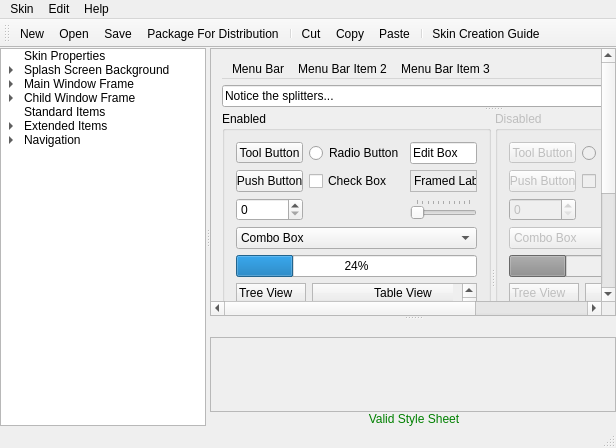
Above: trunk/QuazaaSkinTool/mainwindow.ui from c3c/quazaa before the change. Below: the same form after it.
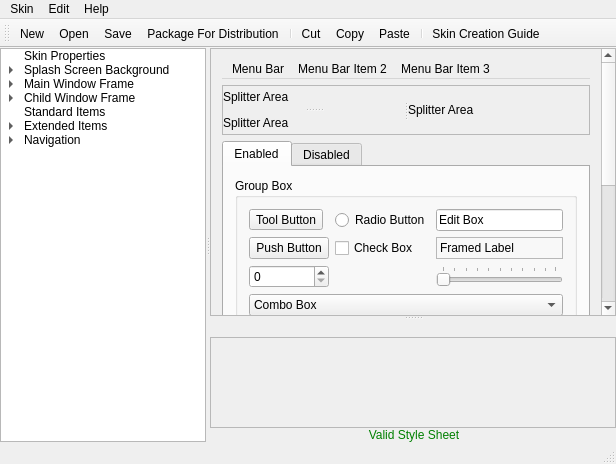
That is the form after the change. The open tabs and pages were chosen to show the change. Icons and pictures are not drawn. Custom widgets are drawn as their Qt base class.

```diff
--- a/trunk/QuazaaSkinTool/mainwindow.ui
+++ b/trunk/QuazaaSkinTool/mainwindow.ui
@@ -7,7 +7,7 @@
     <x>0</x>
     <y>0</y>
     <width>616</width>
-    <height>436</height>
+    <height>464</height>
    </rect>
   </property>
   <property name="windowTitle">
@@ -580,7 +580,7 @@
          </sizepolicy>
         </property>
         <property name="currentIndex">
-         <number>5</number>
+         <number>3</number>
         </property>
         <widget class="QWidget" name="pageSkinProperties">
          <layout class="QGridLayout" name="gridLayout_38">
@@ -698,7 +698,7 @@
                <x>0</x>
                <y>0</y>
                <width>625</width>
-               <height>223</height>
+               <height>218</height>
               </rect>
              </property>
              <layout class="QGridLayout" name="gridLayout_28">
@@ -1547,8 +1547,8 @@
               <rect>
                <x>0</x>
                <y>0</y>
-               <width>561</width>
-               <height>399</height>
+               <width>442</width>
+               <height>475</height>
               </rect>
              </property>
              <layout class="QGridLayout" name="gridLayout_29">
@@ -1583,44 +1583,38 @@
                 <addaction name="menuMenu_Bar_Item_3"/>
                </widget>
               </item>
-              <item row="1" column="0">
-               <widget class="QSplitter" name="splitter_4">
-                <property name="orientation">
-                 <enum>Qt::Vertical</enum>
+              <item row="2" column="0">
+               <widget class="QTabWidget" name="tabWidget">
+                <property name="currentIndex">
+                 <number>0</number>
                 </property>
-                <widget class="QLineEdit" name="lineEdit_3">
-                 <property name="text">
-                  <string>Notice the splitters...</string>
-                 </property>
-                 <property name="readOnly">
-                  <bool>true</bool>
-                 </property>
-                </widget>
-                <widget class="QSplitter" name="splitter_3">
-                 <property name="orientation">
-                  <enum>Qt::Horizontal</enum>
-                 </property>
-                 <widget class="QGroupBox" name="groupBoxStandardEnabled">
-                  <property name="sizePolicy">
-                   <sizepolicy hsizetype="Expanding" vsizetype="Preferred">
-                    <horstretch>0</horstretch>
-                    <verstretch>0</verstretch>
-                   </sizepolicy>
-                  </property>
-                  <property name="minimumSize">
-                   <size>
-                    <width>269</width>
-                    <height>0</height>
-                   </size>
-                  </property>
-                  <property name="maximumSize">
-                   <size>
-                    <width>16777215</width>
-                    <height>16777215</height>
-                   </size>
-                  </property>
-                  <property name="title">
+                <widget class="QWidget" name="tab_3">
+                 <attribute name="title">
                    <string>Enabled</string>
+                 </attribute>
+                 <layout class="QGridLayout" name="gridLayout_44">
+                  <item row="0" column="0">
+                   <widget class="QGroupBox" name="groupBoxStandardEnabled">
+                    <property name="sizePolicy">
+                     <sizepolicy hsizetype="Expanding" vsizetype="Preferred">
+                      <horstretch>0</horstretch>
+                      <verstretch>0</verstretch>
+                     </sizepolicy>
+                    </property>
+                    <property name="minimumSize">
+                     <size>
+                      <width>269</width>
+                      <height>0</height>
+                     </size>
+                    </property>
+                    <property name="maximumSize">
+                     <size>
+                      <width>16777215</width>
+                      <height>16777215</height>
+                     </size>
+                    </property>
+                    <property name="title">
+                     <string>Group Box</string>
                   </property>
                   <layout class="QGridLayout" name="gridLayout_13">
                    <item row="0" column="0">
@@ -1807,30 +1801,39 @@
                    </item>
                   </layout>
                  </widget>
-                 <widget class="QGroupBox" name="groupBoxStandardDisabled">
-                  <property name="enabled">
-                   <bool>false</bool>
-                  </property>
-                  <property name="sizePolicy">
-                   <sizepolicy hsizetype="Expanding" vsizetype="Preferred">
-                    <horstretch>0</horstretch>
-                    <verstretch>0</verstretch>
-                   </sizepolicy>
-                  </property>
-                  <property name="minimumSize">
-                   <size>
-                    <width>269</width>
-                    <height>0</height>
-                   </size>
-                  </property>
-                  <property name="maximumSize">
-                   <size>
-                    <width>16777215</width>
-                    <height>16777215</height>
-                   </size>
-                  </property>
-                  <property name="title">
+                  </item>
+                 </layout>
+                </widget>
+                <widget class="QWidget" name="tab_4">
+                 <attribute name="title">
                    <string>Disabled</string>
+                 </attribute>
+                 <layout class="QGridLayout" name="gridLayout_43">
+                  <item row="0" column="0">
+                   <widget class="QGroupBox" name="groupBoxStandardDisabled">
+                    <property name="enabled">
+                     <bool>false</bool>
+                    </property>
+                    <property name="sizePolicy">
+                     <sizepolicy hsizetype="Expanding" vsizetype="Preferred">
+                      <horstretch>0</horstretch>
+                      <verstretch>0</verstretch>
+                     </sizepolicy>
+                    </property>
+                    <property name="minimumSize">
+                     <size>
+                      <width>269</width>
+                      <height>0</height>
+                     </size>
+                    </property>
+                    <property name="maximumSize">
+                     <size>
+                      <width>16777215</width>
+                      <height>16777215</height>
+                     </size>
+                    </property>
+                    <property name="title">
+                     <string>Group Box</string>
                   </property>
                   <layout class="QGridLayout" name="gridLayout_14">
                    <item row="0" column="0">
@@ -2051,12 +2054,146 @@
                    </item>
                   </layout>
                  </widget>
+                  </item>
+                 </layout>
                 </widget>
                </widget>
               </item>
-              <item row="2" column="0">
+              <item row="3" column="0">
                <widget class="QStatusBar" name="statusBarPreview"/>
               </item>
+              <item row="1" column="0">
+               <widget class="QFrame" name="frame">
+                <property name="sizePolicy">
+                 <sizepolicy hsizetype="Expanding" vsizetype="Expanding">
+                  <horstretch>0</horstretch>
+                  <verstretch>0</verstretch>
+                 </sizepolicy>
+                </property>
+                <property name="minimumSize">
+                 <size>
+                  <width>0</width>
+                  <height>50</height>
+                 </size>
+                </property>
+                <property name="frameShape">
+                 <enum>QFrame::StyledPanel</enum>
+                </property>
+                <property name="frameShadow">
+                 <enum>QFrame::Raised</enum>
+                </property>
+                <layout class="QGridLayout" name="gridLayout_45">
+                 <property name="horizontalSpacing">
+                  <number>0</number>
+                 </property>
+                 <property name="margin">
+                  <number>0</number>
+                 </property>
+                 <item row="0" column="0">
+                  <widget class="QSplitter" name="splitter_4">
+                   <property name="sizePolicy">
+                    <sizepolicy hsizetype="Expanding" vsizetype="Expanding">
+                     <horstretch>0</horstretch>
+                     <verstretch>0</verstretch>
+                    </sizepolicy>
+                   </property>
+                   <property name="orientation">
+                    <enum>Qt::Horizontal</enum>
+                   </property>
+                   <widget class="QSplitter" name="splitter_3">
+                    <property name="sizePolicy">
+                     <sizepolicy hsizetype="Expanding" vsizetype="Expanding">
+                      <horstretch>0</horstretch>
+                      <verstretch>0</verstretch>
+                     </sizepolicy>
+                    </property>
+                    <property name="orientation">
+                     <enum>Qt::Vertical</enum>
+                    </property>
+                    <widget class="QWidget" name="widget" native="true">
+                     <property name="sizePolicy">
+                      <sizepolicy hsizetype="Expanding" vsizetype="Expanding">
+                       <horstretch>0</horstretch>
+                       <verstretch>0</verstretch>
+                      </sizepolicy>
+                     </property>
+                     <layout class="QGridLayout" name="gridLayout_47">
+                      <property name="margin">
+                       <number>0</number>
+                      </property>
+                      <item row="0" column="0">
+                       <widget class="QLabel" name="label_3">
+                        <property name="sizePolicy">
+                         <sizepolicy hsizetype="Expanding" vsizetype="Expanding">
+                          <horstretch>0</horstretch>
+                          <verstretch>0</verstretch>
+                         </sizepolicy>
+                        </property>
+                        <property name="text">
+                         <string>Splitter Area</string>
+                        </property>
+                       </widget>
+                      </item>
+                     </layout>
+                    </widget>
+                    <widget class="QWidget" name="widget_2" native="true">
+                     <property name="sizePolicy">
+                      <sizepolicy hsizetype="Expanding" vsizetype="Expanding">
+                       <horstretch>0</horstretch>
+                       <verstretch>0</verstretch>
+                      </sizepolicy>
+                     </property>
+                     <layout class="QGridLayout" name="gridLayout_48">
+                      <property name="margin">
+                       <number>0</number>
+                      </property>
+                      <item row="0" column="0">
+                       <widget class="QLabel" name="label_4">
+                        <property name="sizePolicy">
+                         <sizepolicy hsizetype="Expanding" vsizetype="Expanding">
+                          <horstretch>0</horstretch>
+                          <verstretch>0</verstretch>
+                         </sizepolicy>
+                        </property>
+                        <property name="text">
+                         <string>Splitter Area</string>
+                        </property>
+                       </widget>
+                      </item>
+                     </layout>
+                    </widget>
+                   </widget>
+                   <widget class="QWidget" name="widget_3" native="true">
+                    <property name="sizePolicy">
+                     <sizepolicy hsizetype="Expanding" vsizetype="Expanding">
+                      <horstretch>0</horstretch>
+                      <verstretch>0</verstretch>
+                     </sizepolicy>
+                    </property>
+                    <layout class="QGridLayout" name="gridLayout_46">
+                     <property name="margin">
+                      <number>0</number>
+                     </property>
+                     <item row="0" column="0">
+                      <widget class="QLabel" name="label_6">
+                       <property name="sizePolicy">
+                        <sizepolicy hsizetype="Expanding" vsizetype="Expanding">
+                         <horstretch>0</horstretch>
+                         <verstretch>0</verstretch>
+                        </sizepolicy>
+                       </property>
+                       <property name="text">
+                        <string>Splitter Area</string>
+                       </property>
+                      </widget>
+                     </item>
+                    </layout>
+                   </widget>
+                  </widget>
+                 </item>
+                </layout>
+               </widget>
+              </item>
              </layout>
             </widget>
            </widget>
@@ -2079,7 +2216,7 @@
             <widget class="QWidget" name="scrollAreaWidgetContents_3">
              <property name="geometry">
               <rect>
-               <x>-276</x>
+               <x>0</x>
                <y>0</y>
                <width>718</width>
                <height>313</height>
```
Lines whose indentation alone changed are shown as unchanged.
